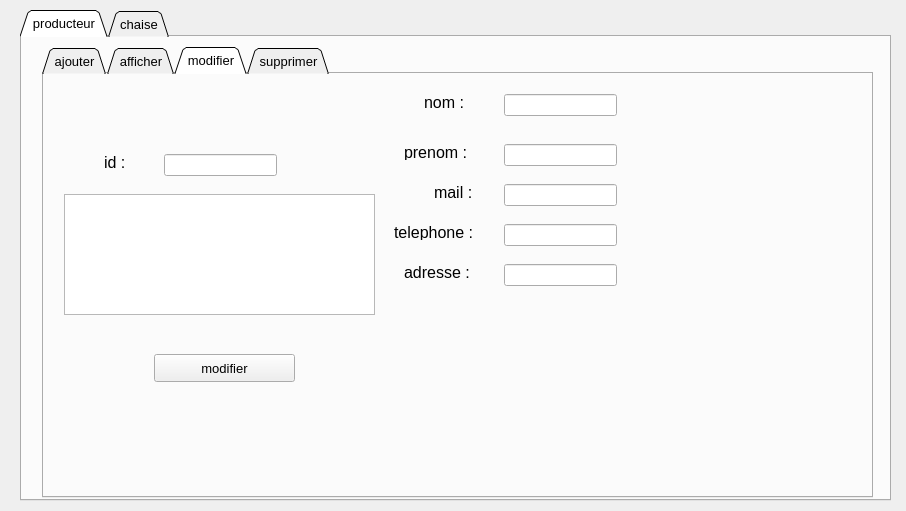
Old version of the form integration_f/chaise_producteur_page.ui in the repository SeifEddineAmara/smart-cinema-2A4.
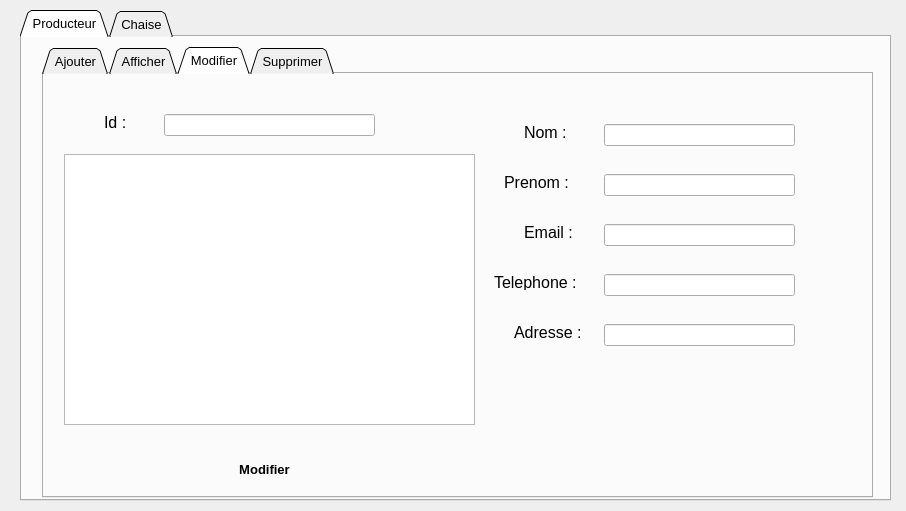
New version of the form. The open tabs and pages were chosen to show the change. Icons and pictures are not drawn.

Patch:
```diff
--- a/integration_f/chaise_producteur_page.ui
+++ b/integration_f/chaise_producteur_page.ui
@@ -41,7 +41,7 @@
    </property>
    <widget class="QWidget" name="tab">
     <attribute name="title">
-     <string>producteur</string>
+     <string>Producteur</string>
     </attribute>
     <widget class="QTabWidget" name="tabWidget_2">
      <property name="geometry">
@@ -68,7 +68,7 @@
      </property>
      <widget class="QWidget" name="tab_3">
       <attribute name="title">
-       <string>ajouter</string>
+       <string>Ajouter</string>
       </attribute>
       <widget class="QLineEdit" name="lineEdit">
        <property name="geometry">
@@ -284,7 +284,7 @@
      </widget>
      <widget class="QWidget" name="tab_5">
       <attribute name="title">
-       <string>afficher</string>
+       <string>Afficher</string>
       </attribute>
       <widget class="QTableView" name="tableView">
        <property name="geometry">
@@ -336,15 +336,15 @@
      </widget>
      <widget class="QWidget" name="tab_4">
       <attribute name="title">
-       <string>modifier</string>
+       <string>Modifier</string>
       </attribute>
       <widget class="QTableView" name="tableView_2">
        <property name="geometry">
         <rect>
          <x>20</x>
-         <y>120</y>
-         <width>311</width>
-         <height>121</height>
+         <y>80</y>
+         <width>411</width>
+         <height>271</height>
         </rect>
        </property>
        <property name="styleSheet">
@@ -355,9 +355,9 @@
       <widget class="QLineEdit" name="lineEdit_8">
        <property name="geometry">
         <rect>
-         <x>460</x>
-         <y>20</y>
-         <width>113</width>
+         <x>560</x>
+         <y>50</y>
+         <width>191</width>
          <height>22</height>
         </rect>
        </property>
@@ -369,9 +369,9 @@
       <widget class="QLineEdit" name="lineEdit_9">
        <property name="geometry">
         <rect>
-         <x>460</x>
-         <y>70</y>
-         <width>113</width>
+         <x>560</x>
+         <y>100</y>
+         <width>191</width>
          <height>22</height>
         </rect>
        </property>
@@ -384,8 +384,8 @@
        <property name="geometry">
         <rect>
          <x>120</x>
-         <y>80</y>
-         <width>113</width>
+         <y>40</y>
+         <width>211</width>
          <height>22</height>
         </rect>
        </property>
@@ -397,9 +397,9 @@
       <widget class="QLineEdit" name="lineEdit_11">
        <property name="geometry">
         <rect>
-         <x>460</x>
-         <y>110</y>
-         <width>113</width>
+         <x>560</x>
+         <y>150</y>
+         <width>191</width>
          <height>22</height>
         </rect>
        </property>
@@ -411,9 +411,9 @@
       <widget class="QLineEdit" name="lineEdit_12">
        <property name="geometry">
         <rect>
-         <x>460</x>
-         <y>190</y>
-         <width>113</width>
+         <x>560</x>
+         <y>250</y>
+         <width>191</width>
          <height>22</height>
         </rect>
        </property>
@@ -425,9 +425,9 @@
       <widget class="QLineEdit" name="lineEdit_14">
        <property name="geometry">
         <rect>
-         <x>460</x>
-         <y>150</y>
-         <width>113</width>
+         <x>560</x>
+         <y>200</y>
+         <width>191</width>
          <height>22</height>
         </rect>
        </property>
@@ -439,8 +439,8 @@
       <widget class="QLabel" name="label_8">
        <property name="geometry">
         <rect>
-         <x>380</x>
-         <y>20</y>
+         <x>480</x>
+         <y>50</y>
          <width>55</width>
          <height>16</height>
         </rect>
@@ -451,14 +451,14 @@
         </font>
        </property>
        <property name="text">
-        <string>nom :</string>
+        <string>Nom :</string>
        </property>
       </widget>
       <widget class="QLabel" name="label_9">
        <property name="geometry">
         <rect>
-         <x>360</x>
-         <y>70</y>
+         <x>460</x>
+         <y>100</y>
          <width>71</width>
          <height>16</height>
         </rect>
@@ -469,14 +469,14 @@
         </font>
        </property>
        <property name="text">
-        <string>prenom :</string>
+        <string>Prenom :</string>
        </property>
       </widget>
       <widget class="QLabel" name="label_10">
        <property name="geometry">
         <rect>
          <x>60</x>
-         <y>80</y>
+         <y>40</y>
          <width>55</width>
          <height>16</height>
         </rect>
@@ -487,14 +487,14 @@
         </font>
        </property>
        <property name="text">
-        <string>id :</string>
+        <string>Id :</string>
        </property>
       </widget>
       <widget class="QLabel" name="label_11">
        <property name="geometry">
         <rect>
-         <x>390</x>
-         <y>110</y>
+         <x>480</x>
+         <y>150</y>
          <width>55</width>
          <height>16</height>
         </rect>
@@ -505,14 +505,14 @@
         </font>
        </property>
        <property name="text">
-        <string>mail :</string>
+        <string>Email :</string>
        </property>
       </widget>
       <widget class="QLabel" name="label_12">
        <property name="geometry">
         <rect>
-         <x>360</x>
-         <y>190</y>
+         <x>470</x>
+         <y>250</y>
          <width>71</width>
          <height>16</height>
         </rect>
@@ -523,15 +523,15 @@
         </font>
        </property>
        <property name="text">
-        <string>adresse :</string>
+        <string>Adresse :</string>
        </property>
       </widget>
       <widget class="QLabel" name="label_14">
        <property name="geometry">
         <rect>
-         <x>350</x>
-         <y>150</y>
-         <width>81</width>
+         <x>450</x>
+         <y>200</y>
+         <width>91</width>
          <height>16</height>
         </rect>
        </property>
@@ -541,29 +541,37 @@
         </font>
        </property>
        <property name="text">
-        <string>telephone :</string>
+        <string>Telephone :</string>
        </property>
       </widget>
       <widget class="QPushButton" name="pushButton_2">
        <property name="geometry">
         <rect>
-         <x>110</x>
-         <y>280</y>
+         <x>150</x>
+         <y>380</y>
          <width>141</width>
-         <height>28</height>
+         <height>31</height>
         </rect>
        </property>
+       <property name="font">
+        <font>
+         <pointsize>10</pointsize>
+         <weight>75</weight>
+         <bold>true</bold>
+        </font>
+       </property>
        <property name="styleSheet">
-        <string notr="true">border-image: url(:/new/prefix3/orange.png);</string>
+        <string notr="true">border-image: url(:/new/prefix3/orange.png);
+border-radius:10px;</string>
        </property>
        <property name="text">
-        <string>modifier</string>
+        <string>Modifier</string>
        </property>
       </widget>
      </widget>
      <widget class="QWidget" name="tab_6">
       <attribute name="title">
-       <string>supprimer</string>
+       <string>Supprimer</string>
       </attribute>
       <widget class="QTableView" name="tableView_3">
        <property name="geometry">
@@ -632,7 +640,7 @@
    </widget>
    <widget class="QWidget" name="tab_2">
     <attribute name="title">
-     <string>chaise</string>
+     <string>Chaise</string>
     </attribute>
     <widget class="QTabWidget" name="tabWidget_3">
      <property name="geometry">
```
Left out of the diff: 318 changed lines with no effect on the pictures.
